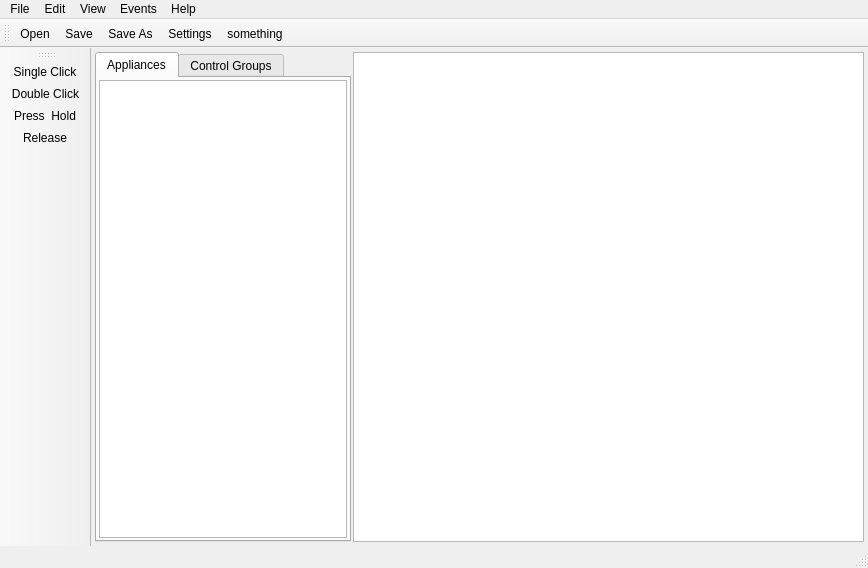
Old version of the form ElecntrlManager/mainwindow.ui in the repository JesperWe/CANLight.
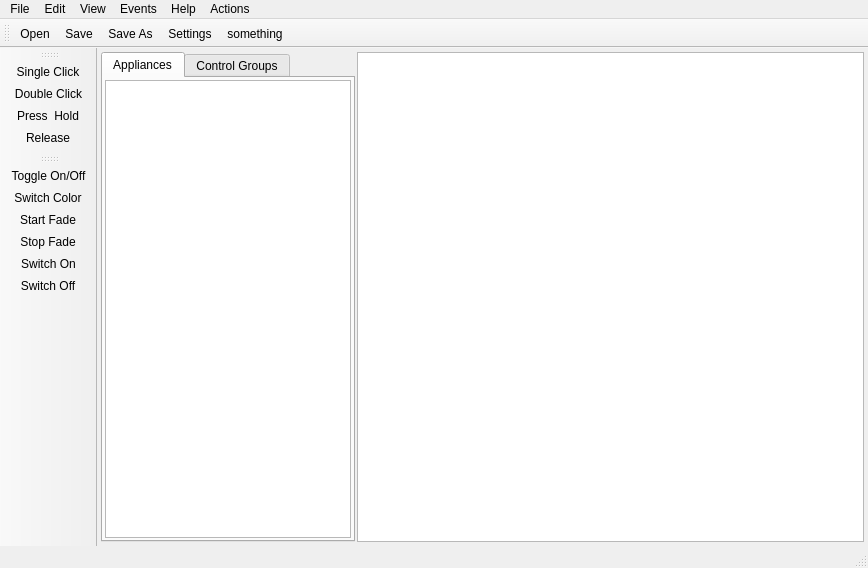
New version of the form. Icons and pictures are not drawn. Custom widgets are drawn as their Qt base class.

Commit message: Actions for actions...

What changed in the file:
```diff
--- a/ElecntrlManager/mainwindow.ui
+++ b/ElecntrlManager/mainwindow.ui
@@ -181,11 +181,23 @@
     <addaction name="actionPress_Hold"/>
     <addaction name="actionRelease"/>
    </widget>
+   <widget class="QMenu" name="menuActions">
+    <property name="title">
+     <string>Actions</string>
+    </property>
+    <addaction name="actionToggle_On_Off"/>
+    <addaction name="actionSwitch_Color"/>
+    <addaction name="actionStart_Fade"/>
+    <addaction name="actionStop_Fade"/>
+    <addaction name="actionSwitch_On"/>
+    <addaction name="actionSwitch_Off"/>
+   </widget>
    <addaction name="menuFile"/>
    <addaction name="menuEdit"/>
    <addaction name="menuView"/>
    <addaction name="menuEvents"/>
    <addaction name="menuHelp"/>
+   <addaction name="menuActions"/>
   </widget>
   <widget class="QStatusBar" name="statusBar"/>
   <widget class="QToolBar" name="toolBar">
@@ -234,6 +246,23 @@
    <addaction name="actionPress_Hold"/>
    <addaction name="actionRelease"/>
   </widget>
+  <widget class="QToolBar" name="toolBar_3">
+   <property name="windowTitle">
+    <string>toolBar_3</string>
+   </property>
+   <attribute name="toolBarArea">
+    <enum>LeftToolBarArea</enum>
+   </attribute>
+   <attribute name="toolBarBreak">
+    <bool>false</bool>
+   </attribute>
+   <addaction name="actionToggle_On_Off"/>
+   <addaction name="actionSwitch_Color"/>
+   <addaction name="actionStart_Fade"/>
+   <addaction name="actionStop_Fade"/>
+   <addaction name="actionSwitch_On"/>
+   <addaction name="actionSwitch_Off"/>
+  </widget>
   <action name="actionAbout">
    <property name="text">
     <string>About...</string>
@@ -338,6 +367,60 @@
     <string>Release</string>
    </property>
   </action>
+  <action name="actionToggle_On_Off">
+   <property name="icon">
+    <iconset resource="resources.qrc">
+     <normaloff>:/graphics/onoff.svg</normaloff>:/graphics/onoff.svg</iconset>
+   </property>
+   <property name="text">
+    <string>Toggle On/Off</string>
+   </property>
+  </action>
+  <action name="actionSwitch_On">
+   <property name="icon">
+    <iconset resource="resources.qrc">
+     <normaloff>:/graphics/bulb-lit.svg</normaloff>:/graphics/bulb-lit.svg</iconset>
+   </property>
+   <property name="text">
+    <string>Switch On</string>
+   </property>
+  </action>
+  <action name="actionSwitch_Off">
+   <property name="icon">
+    <iconset resource="resources.qrc">
+     <normaloff>:/graphics/bulb.svg</normaloff>:/graphics/bulb.svg</iconset>
+   </property>
+   <property name="text">
+    <string>Switch Off</string>
+   </property>
+  </action>
+  <action name="actionStart_Fade">
+   <property name="icon">
+    <iconset resource="resources.qrc">
+     <normaloff>:/graphics/fade-start.svg</normaloff>:/graphics/fade-start.svg</iconset>
+   </property>
+   <property name="text">
+    <string>Start Fade</string>
+   </property>
+  </action>
+  <action name="actionStop_Fade">
+   <property name="icon">
+    <iconset resource="resources.qrc">
+     <normaloff>:/graphics/fade-stop.svg</normaloff>:/graphics/fade-stop.svg</iconset>
+   </property>
+   <property name="text">
+    <string>Stop Fade</string>
+   </property>
+  </action>
+  <action name="actionSwitch_Color">
+   <property name="icon">
+    <iconset resource="resources.qrc">
+     <normaloff>:/graphics/connections.svg</normaloff>:/graphics/connections.svg</iconset>
+   </property>
+   <property name="text">
+    <string>Switch Color</string>
+   </property>
+  </action>
  </widget>
  <layoutdefault spacing="6" margin="11"/>
  <customwidgets>
```
The commit also changes 4 other files.
